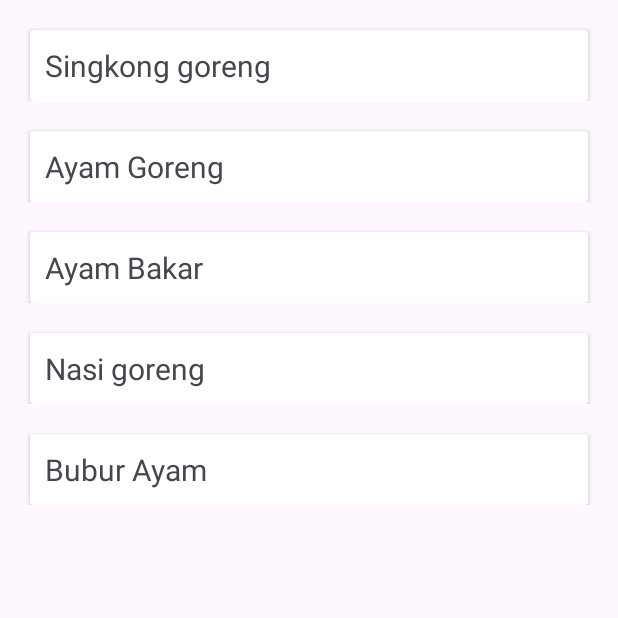
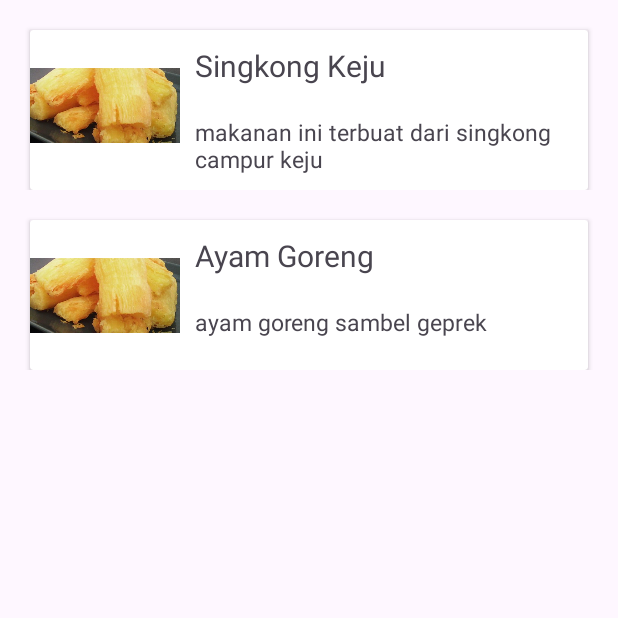
Before and after one commit to AjiSuryawan/LatihanGit10PPLG2, an Android app: the screen it shows after launch (MainActivity), on a phone screen of 412 x 824 dp, the top half of it. Run offline under Robolectric (Android 15) with nearby library versions, the phone set to English and light mode, and no system bars.

Commit message:
fix : [AS] add object data

```diff
--- a/app/src/main/java/com/example/latihangit10pplg2/AdapterListMakanan.java
+++ b/app/src/main/java/com/example/latihangit10pplg2/AdapterListMakanan.java
@@ -4,6 +4,7 @@ import android.content.Context;
 import android.view.LayoutInflater;
 import android.view.View;
 import android.view.ViewGroup;
+import android.widget.ImageView;
 import android.widget.TextView;
 
 import androidx.annotation.NonNull;
@@ -13,10 +14,10 @@ import java.util.List;
 
 public class AdapterListMakanan extends RecyclerView.Adapter<AdapterListMakanan.ViewHolder>{
 
-    List<String> listData;
+    List<ModelMakananFavorit> listData;
     private LayoutInflater mInflater;;
 
-    public AdapterListMakanan(List<String> listData, Context context){
+    public AdapterListMakanan(List<ModelMakananFavorit> listData, Context context){
         this.listData = listData;
         this.mInflater = LayoutInflater.from(context);
     }
@@ -32,8 +33,11 @@ public class AdapterListMakanan extends RecyclerView.Adapter<AdapterListMakanan.
 
     @Override
     public void onBindViewHolder(@NonNull AdapterListMakanan.ViewHolder holder, int position) {
-        String makanann = listData.get(position);
-        holder.tvMakananFavorite.setText(makanann);
+        ModelMakananFavorit makanan = listData.get(position);
+        holder.tvMakananFavorite.setText(makanan.getNamaMakanan());
+        holder.tvDescription.setText(makanan.getDescription());
+        holder.ivMakananFav.setImageResource(makanan.getImageFood());
+
     }
 
     @Override
@@ -44,9 +48,14 @@ public class AdapterListMakanan extends RecyclerView.Adapter<AdapterListMakanan.
     public class ViewHolder extends RecyclerView.ViewHolder {
 
         TextView tvMakananFavorite;
+        TextView tvDescription;
+        ImageView ivMakananFav;
+
         public ViewHolder(@NonNull View itemView) {
             super(itemView);
             tvMakananFavorite = itemView.findViewById(R.id.tvMakananFav);
+            tvDescription = itemView.findViewById(R.id.tvDescription);
+            ivMakananFav = itemView.findViewById(R.id.ivMakananFav);
         }
     }
 }
--- a/app/src/main/java/com/example/latihangit10pplg2/MainActivity.java
+++ b/app/src/main/java/com/example/latihangit10pplg2/MainActivity.java
@@ -11,7 +11,7 @@ import java.util.List;
 
 public class MainActivity extends AppCompatActivity {
     RecyclerView rvMakananFav;
-    List<String> listDataMakanan;
+    List<ModelMakananFavorit> listDataMakanan;
 
     AdapterListMakanan adapter;
     @Override
@@ -20,11 +20,19 @@ public class MainActivity extends AppCompatActivity {
         setContentView(R.layout.activity_main);
         rvMakananFav = findViewById(R.id.rvMakananFav);
         listDataMakanan = new ArrayList<>();
-        listDataMakanan.add("Singkong goreng");
-        listDataMakanan.add("Ayam Goreng");
-        listDataMakanan.add("Ayam Bakar");
-        listDataMakanan.add("Nasi goreng");
-        listDataMakanan.add("Bubur Ayam");
+
+        ModelMakananFavorit makanan1 = new ModelMakananFavorit();
+        makanan1.setNamaMakanan("Singkong Keju");
+        makanan1.setDescription("makanan ini terbuat dari singkong campur keju");
+        makanan1.setImageFood(R.drawable.singkong);
+        listDataMakanan.add(makanan1);
+
+        ModelMakananFavorit makanan2 = new ModelMakananFavorit();
+        makanan2.setNamaMakanan("Ayam Goreng");
+        makanan2.setDescription("ayam goreng sambel geprek");
+        makanan2.setImageFood(R.drawable.singkong);
+        listDataMakanan.add(makanan2);
+
 
         // call adapter class
         rvMakananFav.setLayoutManager(new LinearLayoutManager(this));
--- /dev/null
+++ b/app/src/main/java/com/example/latihangit10pplg2/ModelMakananFavorit.java
@@ -0,0 +1,32 @@
+package com.example.latihangit10pplg2;
+
+public class ModelMakananFavorit {
+
+    String namaMakanan;
+    String description;
+    int imageFood;
+
+    public String getNamaMakanan() {
+        return namaMakanan;
+    }
+
+    public void setNamaMakanan(String namaMakanan) {
+        this.namaMakanan = namaMakanan;
+    }
+
+    public String getDescription() {
+        return description;
+    }
+
+    public void setDescription(String description) {
+        this.description = description;
+    }
+
+    public int getImageFood() {
+        return imageFood;
+    }
+
+    public void setImageFood(int imageFood) {
+        this.imageFood = imageFood;
+    }
+}
--- a/app/src/main/res/layout/recyclerview_row.xml
+++ b/app/src/main/res/layout/recyclerview_row.xml
@@ -10,12 +10,43 @@
         app:layout_constraintTop_toTopOf="parent"
         android:layout_width="match_parent"
         android:layout_height="wrap_content">
-        <TextView
-            android:padding="10dp"
-            android:id="@+id/tvMakananFav"
+
+        <LinearLayout
+            android:orientation="horizontal"
             android:layout_width="wrap_content"
-            android:layout_height="wrap_content"
-            android:textSize="20dp" />
+            android:layout_height="wrap_content">
+
+            <ImageView
+                android:src="@mipmap/ic_launcher_round"
+                android:id="@+id/ivMakananFav"
+                android:layout_width="100dp"
+                android:layout_height="100dp"/>
+
+            <LinearLayout
+                android:orientation="vertical"
+                android:layout_width="wrap_content"
+                android:layout_height="wrap_content">
+
+                <TextView
+                    android:padding="10dp"
+                    android:id="@+id/tvMakananFav"
+                    android:layout_width="wrap_content"
+                    android:layout_height="wrap_content"
+                    android:textSize="20dp" />
+
+                <TextView
+                    android:padding="10dp"
+                    android:id="@+id/tvDescription"
+                    android:layout_width="wrap_content"
+                    android:layout_height="wrap_content"
+                    android:textSize="15dp" />
+
+
+
+            </LinearLayout>
+
+        </LinearLayout>
+
     </androidx.cardview.widget.CardView>
 
 </androidx.constraintlayout.widget.ConstraintLayout>
```
Also changed, not shown: app/src/main/res/drawable/singkong.jpg (added).
